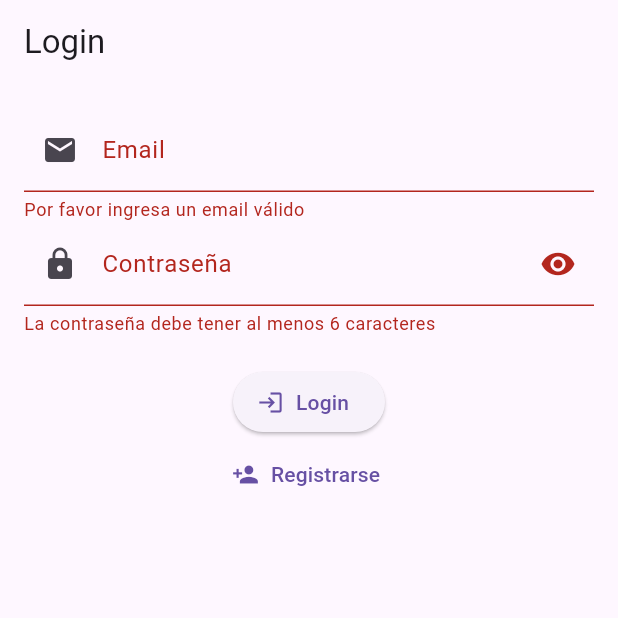
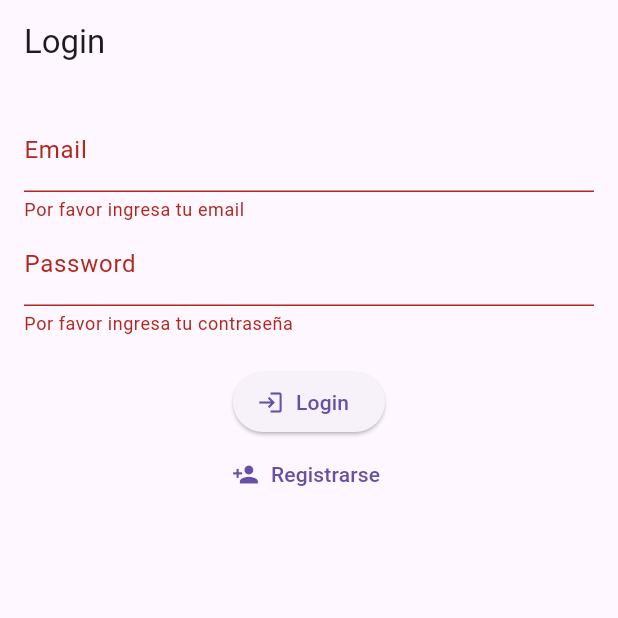
Before and after one commit to JBaco21/proyecto-de-Flutter, a Flutter app: the screen it shows after launch, after a tap on "Login", on a phone screen of 412 x 824 dp, the top half of it. Run offline on Flutter 3.47's test engine with Material 3 defaults, Android fonts, the phone set to English and light mode, and no system bars.

Commit message:
se modifico

```diff
--- a/lib/login_screen.dart
+++ b/lib/login_screen.dart
@@ -1,19 +1,17 @@
 import 'package:flutter/material.dart';
-// Elimina el import si no se usa: import 'registration_screen.dart';
+import 'registration_screen.dart';
 
 class LoginScreen extends StatefulWidget {
-  const LoginScreen({super.key});
+  const LoginScreen({Key? key}) : super(key: key);
 
   @override
-  LoginScreenState createState() => LoginScreenState();
+  _LoginScreenState createState() => _LoginScreenState();
 }
 
-class LoginScreenState extends State<LoginScreen> {
+class _LoginScreenState extends State<LoginScreen> {
   final _formKey = GlobalKey<FormState>();
   final _emailController = TextEditingController();
   final _passwordController = TextEditingController();
-  bool _obscurePasswordText = true;
-  bool _isLoading = false;
 
   @override
   void dispose() {
@@ -24,28 +22,25 @@ class LoginScreenState extends State<LoginScreen> {
 
   Future<void> _login() async {
     if (_formKey.currentState!.validate()) {
-      setState(() {
-        _isLoading = true;
-      });
-
       // Simular una operación asincrónica
       await Future.delayed(const Duration(seconds: 2));
       if (!mounted) return; // Verificar si el widget está montado antes de usar BuildContext
-
-      Navigator.pushReplacementNamed(
+      Navigator.pushReplacement(
         context,
-        '/home',
-        arguments: _emailController.text,
+        MaterialPageRoute(
+          builder: (context) => HomeScreen(email: _emailController.text),
+        ),
       );
-
-      setState(() {
-        _isLoading = false; // Restablecer el estado de carga
-      });
     }
   }
 
   void _navigateToRegister() {
-    Navigator.pushNamed(context, '/register');
+    Navigator.push(
+      context,
+      MaterialPageRoute(
+        builder: (context) => const RegistrationScreen(),
+      ),
+    );
   }
 
   @override
@@ -56,45 +51,27 @@ class LoginScreenState extends State<LoginScreen> {
       ),
       body: Padding(
         padding: const EdgeInsets.all(16.0),
-        child: _isLoading
-            ? const Center(child: CircularProgressIndicator())
-            : Form(
+        child: Form(
           key: _formKey,
           child: Column(
             children: [
               TextFormField(
                 controller: _emailController,
-                      decoration: const InputDecoration(
-                        labelText: 'Email',
-                        prefixIcon: Icon(Icons.email),
-                      ),
+                decoration: const InputDecoration(labelText: 'Email'),
                 validator: (value) {
-                        if (value == null || value.isEmpty || !RegExp(r'^[^@]+@[^@]+\.[^@]+').hasMatch(value)) {
-                          return 'Por favor ingresa un email válido';
+                  if (value == null || value.isEmpty) {
+                    return 'Por favor ingresa tu email';
                   }
                   return null;
                 },
               ),
               TextFormField(
                 controller: _passwordController,
-                      decoration: InputDecoration(
-                        labelText: 'Contraseña',
-                        prefixIcon: const Icon(Icons.lock),
-                        suffixIcon: IconButton(
-                          icon: Icon(
-                            _obscurePasswordText ? Icons.visibility : Icons.visibility_off,
-                          ),
-                          onPressed: () {
-                            setState(() {
-                              _obscurePasswordText = !_obscurePasswordText;
-                            });
-                          },
-                        ),
-                      ),
-                      obscureText: _obscurePasswordText,
+                decoration: const InputDecoration(labelText: 'Password'),
+                obscureText: true,
                 validator: (value) {
-                        if (value == null || value.isEmpty || value.length < 6) {
-                          return 'La contraseña debe tener al menos 6 caracteres';
+                  if (value == null || value.isEmpty) {
+                    return 'Por favor ingresa tu contraseña';
                   }
                   return null;
                 },
@@ -117,3 +94,21 @@ class LoginScreenState extends State<LoginScreen> {
     );
   }
 }
+
+class HomeScreen extends StatelessWidget {
+  final String email;
+
+  const HomeScreen({Key? key, required this.email}) : super(key: key);
+
+  @override
+  Widget build(BuildContext context) {
+    return Scaffold(
+      appBar: AppBar(
+        title: const Text('Home'),
+      ),
+      body: Center(
+        child: Text('Bienvenido $email'),
+      ),
+    );
+  }
+}
```
Lines whose indentation alone changed are shown as unchanged.
